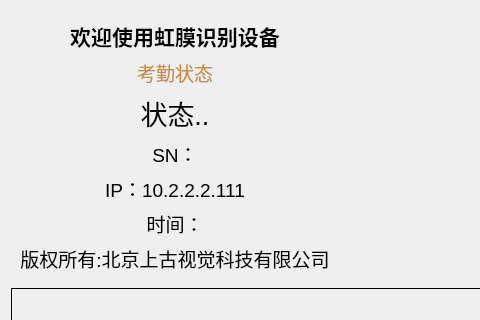
The window that tx2_iris/dialogidentify.ui (iuytr09/tx2_iris) describes before a commit, drawn with Qt 5; both pictures show x 0 to 480 and y 0 to 320 of the 610 by 427 pixel window.
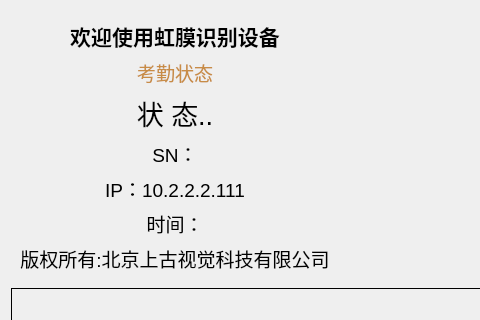
The same window after the commit.

Commit message: 修改人脸识别及虹膜识别状态信号触发

```diff
--- a/tx2_iris/dialogidentify.ui
+++ b/tx2_iris/dialogidentify.ui
@@ -82,7 +82,7 @@
          <string notr="true">color: rgb(0, 0, 0);</string>
         </property>
         <property name="text">
-         <string>状态..</string>
+         <string>状 态..</string>
         </property>
         <property name="alignment">
          <set>Qt::AlignCenter</set>
```
The commit also changes 78 other files.
